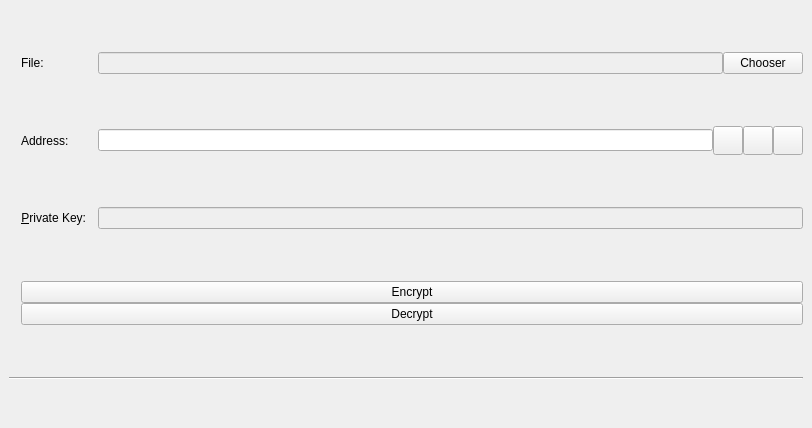
Old version of the form src/qt/forms/encryptdecryptdialog.ui in the repository mceme/ImageCoin.
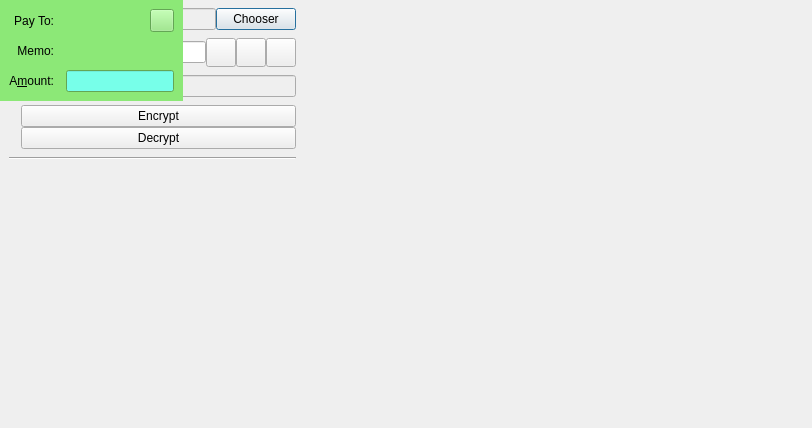
New version of the form. Custom widgets are drawn as their Qt base class.

The edit to the form file:
```diff
--- a/src/qt/forms/encryptdecryptdialog.ui
+++ b/src/qt/forms/encryptdecryptdialog.ui
@@ -1,7 +1,7 @@
 <?xml version="1.0" encoding="UTF-8"?>
 <ui version="4.0">
- <class>EncryptDecrypt_2</class>
- <widget class="QStackedWidget" name="EncryptDecrypt_2">
+ <class>EncryptDecryptDialog</class>
+ <widget class="QDialog" name="EncryptDecryptDialog">
   <property name="geometry">
    <rect>
     <x>0</x>
@@ -16,7 +16,7 @@
   <property name="autoFillBackground">
    <bool>false</bool>
   </property>
-  <widget class="QFrame" name="EncryptDecryptDialog">
+  <widget class="QFrame" name="EncryptDecryptDialog_frame">
    <property name="toolTip">
     <string>This is a normal payment.</string>
    </property>
```
